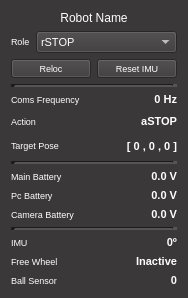
Qt form src/robotwidget.ui (minhoteam-msl/minho_team_station) before a commit.
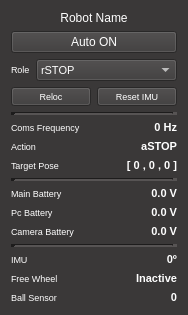
The same form after that commit.

```diff
--- a/src/robotwidget.ui
+++ b/src/robotwidget.ui
@@ -437,7 +437,7 @@
   <layout class="QGridLayout" name="gridLayout_2">
    <item row="0" column="0">
     <layout class="QGridLayout" name="gridLayout">
-     <item row="14" column="0">
+     <item row="15" column="0">
       <layout class="QHBoxLayout" name="horizontalLayout_6">
        <item>
         <widget class="QLabel" name="label_5">
@@ -486,7 +486,7 @@
        </item>
       </layout>
      </item>
-     <item row="3" column="0">
+     <item row="4" column="0">
       <layout class="QHBoxLayout" name="horizontalLayout_2">
        <item>
         <widget class="QLabel" name="label_3">
@@ -545,7 +545,7 @@
        </item>
       </layout>
      </item>
-     <item row="11" column="0">
+     <item row="12" column="0">
       <layout class="QHBoxLayout" name="horizontalLayout_4">
        <item>
         <widget class="QLabel" name="label_6">
@@ -594,7 +594,7 @@
        </item>
       </layout>
      </item>
-     <item row="6" column="0">
+     <item row="7" column="0">
       <layout class="QHBoxLayout" name="horizontalLayout_5">
        <item>
         <widget class="QLabel" name="label_2">
@@ -643,7 +643,7 @@
        </item>
       </layout>
      </item>
-     <item row="12" column="0">
+     <item row="13" column="0">
       <layout class="QHBoxLayout" name="horizontalLayout_3">
        <item>
         <widget class="QLabel" name="label_4">
@@ -692,7 +692,7 @@
        </item>
       </layout>
      </item>
-     <item row="15" column="0">
+     <item row="16" column="0">
       <layout class="QHBoxLayout" name="horizontalLayout_7">
        <item>
         <widget class="QLabel" name="label_7">
@@ -741,7 +741,7 @@
        </item>
       </layout>
      </item>
-     <item row="16" column="0">
+     <item row="17" column="0">
       <layout class="QHBoxLayout" name="horizontalLayout_8">
        <item>
         <widget class="QLabel" name="label_8">
@@ -790,7 +790,7 @@
        </item>
       </layout>
      </item>
-     <item row="10" column="0">
+     <item row="11" column="0">
       <layout class="QHBoxLayout" name="horizontalLayout">
        <item>
         <widget class="QLabel" name="label">
@@ -839,7 +839,7 @@
        </item>
       </layout>
      </item>
-     <item row="4" column="0">
+     <item row="5" column="0">
       <layout class="QHBoxLayout" name="horizontalLayout_9">
        <item>
         <widget class="QPushButton" name="bt_reloc">
@@ -893,7 +893,7 @@
        </item>
       </layout>
      </item>
-     <item row="13" column="0">
+     <item row="14" column="0">
       <widget class="Line" name="line_3">
        <property name="lineWidth">
         <number>5</number>
@@ -903,7 +903,7 @@
        </property>
       </widget>
      </item>
-     <item row="9" column="0">
+     <item row="10" column="0">
       <widget class="Line" name="line_2">
        <property name="lineWidth">
         <number>5</number>
@@ -913,7 +913,7 @@
        </property>
       </widget>
      </item>
-     <item row="7" column="0">
+     <item row="8" column="0">
       <layout class="QHBoxLayout" name="horizontalLayout_12">
        <item>
         <widget class="QLabel" name="label_9">
@@ -954,7 +954,7 @@
        </item>
       </layout>
      </item>
-     <item row="5" column="0">
+     <item row="6" column="0">
       <widget class="Line" name="line">
        <property name="lineWidth">
         <number>5</number>
@@ -964,7 +964,7 @@
        </property>
       </widget>
      </item>
-     <item row="8" column="0">
+     <item row="9" column="0">
       <layout class="QHBoxLayout" name="horizontalLayout_13">
        <item>
         <widget class="QLabel" name="label_10">
@@ -1005,6 +1005,17 @@
        </item>
       </layout>
      </item>
+     <item row="3" column="0">
+      <layout class="QHBoxLayout" name="horizontalLayout_11">
+       <item>
+        <widget class="QPushButton" name="bt_auto_roles">
+         <property name="text">
+          <string>Auto ON</string>
+         </property>
+        </widget>
+       </item>
+      </layout>
+     </item>
     </layout>
    </item>
   </layout>
```
